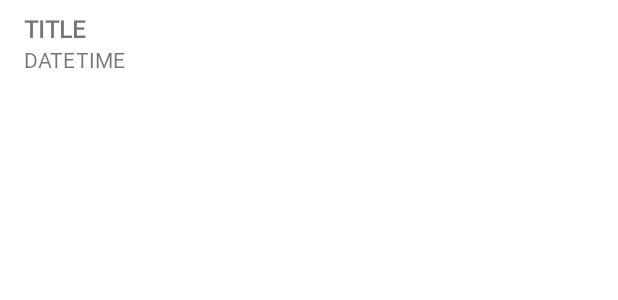
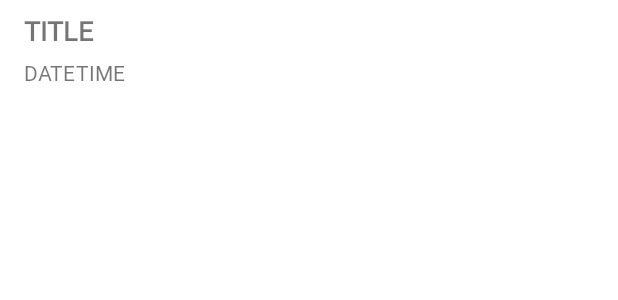
Before and after one commit to jminie-o8o/BookSearchApp, an Android app: the layout item_book_report.xml on its own in the app's theme, with its tools: preview values and no code run, on a phone screen of 412 x 824 dp. Shown: the top 300 px of the screen. Run offline under Robolectric (Android 15) with nearby library versions, the phone set to English and light mode, and no system bars.

Commit message:
feat: 독후감에 현재 시간 표시하기 구현

```diff
--- a/app/src/main/java/com/example/booksearchapp/data/model/BookReport.kt
+++ b/app/src/main/java/com/example/booksearchapp/data/model/BookReport.kt
@@ -15,5 +15,6 @@ data class BookReport(
     val author: String,
     val publisher: String,
     val reportTitle: String,
-    val reportContents: String
+    val reportContents: String,
+    val date: String
 ): Parcelable
--- a/app/src/main/java/com/example/booksearchapp/ui/adapter/BookReportPagingAdapter.kt
+++ b/app/src/main/java/com/example/booksearchapp/ui/adapter/BookReportPagingAdapter.kt
@@ -46,6 +46,7 @@ class BookReportPagingAdapter :
             itemView.apply {
                 binding.ivArticleImage.load(bookReport.thumbnail)
                 binding.tvTitle.text = bookReport.reportTitle
+                binding.tvDatetime.text = bookReport.date
             }
         }
     }
--- a/app/src/main/java/com/example/booksearchapp/ui/view/BookReportDetailFragment.kt
+++ b/app/src/main/java/com/example/booksearchapp/ui/view/BookReportDetailFragment.kt
@@ -7,7 +7,6 @@ import android.view.LayoutInflater
 import android.view.View
 import android.view.ViewGroup
 import androidx.fragment.app.viewModels
-import androidx.navigation.NavController
 import androidx.navigation.fragment.findNavController
 import androidx.navigation.fragment.navArgs
 import coil.load
--- a/app/src/main/res/layout/item_book_report.xml
+++ b/app/src/main/res/layout/item_book_report.xml
@@ -21,7 +21,7 @@
         android:layout_marginEnd="80dp"
         android:maxLines="2"
         android:text="TITLE"
-        android:textSize="16sp"
+        android:textSize="18sp"
         android:textStyle="bold"
         app:layout_constraintEnd_toEndOf="parent"
         app:layout_constraintStart_toStartOf="parent"
@@ -34,6 +34,7 @@
         android:layout_marginStart="8dp"
         android:layout_marginEnd="80dp"
         android:text="DATETIME"
+        android:layout_marginTop="6dp"
         android:textSize="14sp"
         app:layout_constraintEnd_toEndOf="parent"
         app:layout_constraintStart_toStartOf="parent"
```
Also changed, not shown: app/src/main/java/com/example/booksearchapp/ui/view/BookReportRegisterFragment.kt (+11 -1 lines).
